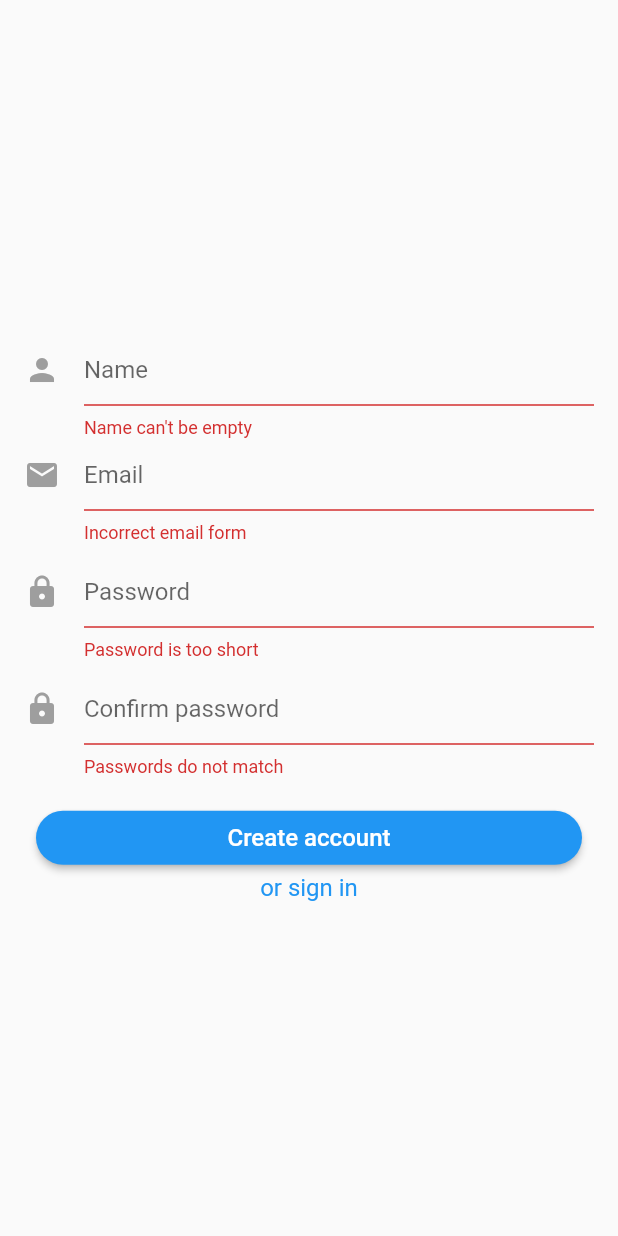
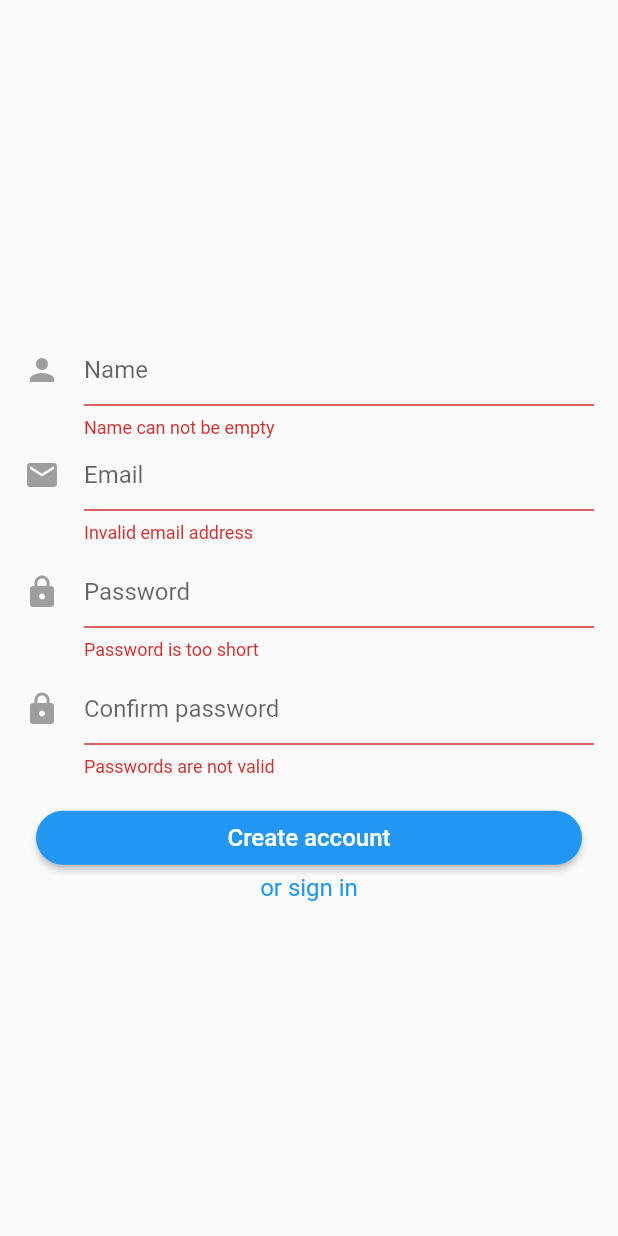
Before and after one commit to litslink/flutter-firebase-auth-blueprint, a Flutter app: the SignUpWidget screen opened by its route, after a tap on "Create account", on a phone screen of 412 x 824 dp. Run offline on Flutter 3.47's test engine with Material 2 defaults, Android fonts, the phone set to English and light mode, and no system bars; our stand-ins replace bloc, equatable, firebase_auth, firebase_database, firebase_storage, flutter_bloc and 2 more; accounts and stored records are empty.

Commit message:
Refactored verification in sign up screen

```diff
--- a/lib/data/util/validation/validators.dart
+++ b/lib/data/util/validation/validators.dart
@@ -18,3 +18,9 @@ class PasswordValidator implements Validator {
   @override
   bool validate(String input) => input.length >= 8;
 }
+
+class NameValidator implements Validator {
+
+  @override
+  bool validate(String input) => input.isNotEmpty;
+}
--- a/lib/features/auth/sign_in/sign_in_widget.dart
+++ b/lib/features/auth/sign_in/sign_in_widget.dart
@@ -55,7 +55,8 @@ class SignInWidget extends StatelessWidget {
     );
   }
 
-  Widget _buildSignInForm(BuildContext context, bool isEmailValid, bool isPasswordValid) {
+  Widget _buildSignInForm(BuildContext context,
+      bool isEmailValid, bool isPasswordValid) {
     return Column(
       mainAxisAlignment: MainAxisAlignment.center,
       children: <Widget>[
--- a/lib/features/auth/sign_up/sign_up_bloc.dart
+++ b/lib/features/auth/sign_up/sign_up_bloc.dart
@@ -1,5 +1,8 @@
 import 'package:bloc/bloc.dart';
 import 'package:flutter_firebase_auth_blueprint/data/repository/auth_repository.dart';
+import 'package:flutter_firebase_auth_blueprint/data/util/validation/validation_bloc.dart';
+import 'package:flutter_firebase_auth_blueprint/data/util/validation/validation_state.dart';
+import 'package:flutter_firebase_auth_blueprint/data/util/validation/validators.dart';
 import 'package:flutter_firebase_auth_blueprint/features/auth/sign_up/sign_up_event.dart';
 import 'package:flutter_firebase_auth_blueprint/features/auth/sign_up/sign_up_state.dart';
 
@@ -9,21 +12,62 @@ class SignUpBloc extends Bloc<SignUpEvent, SignUpState> {
 
   SignUpBloc(this.authRepository);
 
+  final _name = ValidationBloc(NameValidator());
+  final _email = ValidationBloc(EmailValidator());
+  final _password = ValidationBloc(PasswordValidator());
+  final _confirmPassword = ValidationBloc(PasswordValidator());
+
   @override
-  SignUpState get initialState => SignUpForm();
+  SignUpState get initialState => SignUpForm(true, true, true, true);
 
   @override
   Stream<SignUpState> mapEventToState(SignUpEvent event) async* {
-    if (event is SignUp) {
+    if (event is NameChanged) {
+      _name.add(event.name);
+      yield SignUpForm(true, true, true, true);
+    } else if (event is EmailChanged) {
+      _email.add(event.email);
+      yield SignUpForm(true, true, true, true);
+    } else if (event is PasswordChanged) {
+      _password.add(event.password);
+      yield SignUpForm(true, true, true, true);
+    } else if (event is ConfirmPasswordChanged) {
+      _confirmPassword.add(event.password);
+      yield SignUpForm(true, true, true, true);
+    } else if (event is SignUp) {
       yield Loading();
       try {
-        await authRepository.signUp(event.name, event.email, event.password);
-        yield Authenticated();
+        bool isPasswordEquals() {
+          return (_password.state as Valid).text
+              == (_confirmPassword.state as Valid).text;
+        }
+        if (_name.state is Valid
+            && _email.state is Valid
+            && _password.state is Valid
+            && _confirmPassword.state is Valid
+            && isPasswordEquals()
+        ) {
+          await authRepository.signUp(
+              (_name.state as Valid).text,
+              (_email.state as Valid).text,
+              (_password.state as Valid).text
+          );
+          yield Authenticated();
+        } else {
+          yield SignUpForm(
+            _name.state is Valid,
+            _email.state is Valid,
+            _password.state is Valid,
+            _confirmPassword.state is Valid &&
+                (_confirmPassword.state as Valid).text
+                    == (_password.state as Valid).text
+          );
+        }
       // ignore: avoid_catches_without_on_clauses
       } catch (e) {
         print(e);
         yield AuthError();
-        yield SignUpForm();
+        yield SignUpForm(true, true, true, true);
       }
     } else if (event is SignIn) {
       yield SignInRedirect();
--- a/lib/features/auth/sign_up/sign_up_event.dart
+++ b/lib/features/auth/sign_up/sign_up_event.dart
@@ -1,11 +1,29 @@
 abstract class SignUpEvent {}
 
-class SignUp extends SignUpEvent {
+class NameChanged extends SignUpEvent {
   final String name;
+
+  NameChanged(this.name);
+}
+
+class EmailChanged extends SignUpEvent {
   final String email;
+
+  EmailChanged(this.email);
+}
+
+class PasswordChanged extends SignUpEvent {
   final String password;
 
-  SignUp(this.name, this.email, this.password);
+  PasswordChanged(this.password);
 }
 
+class ConfirmPasswordChanged extends SignUpEvent {
+  final String password;
+
+  ConfirmPasswordChanged(this.password);
+}
+
+class SignUp extends SignUpEvent {}
+
 class SignIn extends SignUpEvent {}
--- a/lib/features/auth/sign_up/sign_up_state.dart
+++ b/lib/features/auth/sign_up/sign_up_state.dart
@@ -1,6 +1,14 @@
 abstract class SignUpState {}
 
-class SignUpForm extends SignUpState {}
+class SignUpForm extends SignUpState {
+  final bool isNameValid;
+  final bool isEmailValid;
+  final bool isPasswordValid;
+  final bool isConfirmPasswordValid;
+
+  SignUpForm(this.isNameValid, this.isEmailValid,
+      this.isPasswordValid, this.isConfirmPasswordValid);
+}
 
 class Loading extends SignUpState {}
 
--- a/lib/features/auth/sign_up/sign_up_widget.dart
+++ b/lib/features/auth/sign_up/sign_up_widget.dart
@@ -12,11 +12,6 @@ import 'package:provider/provider.dart';
 class SignUpWidget extends StatelessWidget {
   static final String route = '/sign_up';
 
-  final _formKey = GlobalKey<FormState>();
-  final _nameController = TextEditingController();
-  final _emailController = TextEditingController();
-  final _passwordController = TextEditingController();
-
   @override
   Widget build(BuildContext context) {
     final authRepository = Provider.of<AuthRepository>(context);
@@ -24,7 +19,7 @@ class SignUpWidget extends StatelessWidget {
       body: BlocProvider(
         create: (_) => SignUpBloc(authRepository),
         child: BlocConsumer<SignUpBloc, SignUpState>(
-          listener: (_, state) {
+          listener: (context, state) {
             if (state is Authenticated) {
               Navigator.of(context).popAndPushNamed(HomeWidget.route);
             } else if (state is SignInRedirect) {
@@ -42,7 +37,9 @@ class SignUpWidget extends StatelessWidget {
           // ignore: missing_return
           builder: (context, state) {
             if (state is SignUpForm) {
-              return _buildSignUpForm(context);
+              return _buildSignUpForm(context,
+                  state.isNameValid, state.isEmailValid,
+                  state.isPasswordValid, state.isConfirmPasswordValid);
             } else if (state is Loading) {
               return Center(child: CircularProgressIndicator());
             }
@@ -52,10 +49,10 @@ class SignUpWidget extends StatelessWidget {
     );
   }
 
-  Widget _buildSignUpForm(BuildContext context) {
-    return Form(
-      key: _formKey,
-      child: Column(
+  Widget _buildSignUpForm(BuildContext context,
+      bool isNameValid, bool isEmailValid,
+      bool isPasswordValid, bool isConfirmPasswordValid) {
+    return Column(
       mainAxisAlignment: MainAxisAlignment.center,
       crossAxisAlignment: CrossAxisAlignment.center,
       children: <Widget>[
@@ -71,11 +68,13 @@ class SignUpWidget extends StatelessWidget {
                   Icons.person,
                   color: Colors.grey,
                 ),
-                  helperText: ' '
+                helperText: ' ',
+                errorText: isNameValid ? null : 'Name can not be empty',
             ),
-              validator: (value) => value.isEmpty
-                  ? 'Name can\'t be empty' : null,
-              controller: _nameController,
+            onChanged: (value) {
+              final event = NameChanged(value);
+              BlocProvider.of<SignUpBloc>(context).add(event);
+            },
           ),
         ),
         Padding(
@@ -90,12 +89,13 @@ class SignUpWidget extends StatelessWidget {
                   Icons.mail,
                   color: Colors.grey,
                 ),
-                  helperText: ' '
+                helperText: ' ',
+                errorText: isEmailValid ? null : 'Invalid email address',
             ),
-              validator: (value) => _validateEmail(value)
-                  ? null
-                  : 'Incorrect email form',
-              controller: _emailController,
+            onChanged: (value) {
+              final event = EmailChanged(value);
+              BlocProvider.of<SignUpBloc>(context).add(event);
+            },
           ),
         ),
         Padding(
@@ -110,12 +110,13 @@ class SignUpWidget extends StatelessWidget {
                   Icons.lock,
                   color: Colors.grey,
                 ),
-                  helperText: ' '
+                helperText: ' ',
+                errorText: isPasswordValid ? null : 'Password is too short',
             ),
-              validator: (value) => _validatePassword(value)
-                  ? null
-                  : 'Password is too short',
-              controller: _passwordController,
+            onChanged: (value) {
+              final event = PasswordChanged(value);
+              BlocProvider.of<SignUpBloc>(context).add(event);
+            },
           ),
         ),
         Padding(
@@ -130,14 +131,13 @@ class SignUpWidget extends StatelessWidget {
                   Icons.lock,
                   color: Colors.grey,
                 ),
-                  helperText: ' '
+                helperText: ' ',
+                errorText: isConfirmPasswordValid
+                    ? null : 'Passwords are not valid',
             ),
-              validator: (value) {
-                if (value.isEmpty || value != _passwordController.text) {
-                  return 'Passwords do not match';
-                } else {
-                  return null;
-                }
+            onChanged: (value) {
+              final event = ConfirmPasswordChanged(value);
+              BlocProvider.of<SignUpBloc>(context).add(event);
             },
           ),
         ),
@@ -155,14 +155,8 @@ class SignUpWidget extends StatelessWidget {
                       style: TextStyle(fontSize: 16, color: Colors.white)
                   ),
                   onPressed: () {
-                      if (_formKey.currentState.validate()) {
-                        final event = SignUp(
-                          _nameController.text,
-                          _emailController.text,
-                          _passwordController.text
-                        );
+                    final event = SignUp();
                     BlocProvider.of<SignUpBloc>(context).add(event);
-                      }
                   },
                 ),
               ),
@@ -179,17 +173,6 @@ class SignUpWidget extends StatelessWidget {
           ),
         )
       ],
-      ),
     );
   }
-
-  bool _validateEmail(String email) {
-    return RegExp(
-        r"^[a-zA-Z0-9.a-zA-Z0-9.!#$%&'*+-/=?^_`{|}~]+@[a-zA-Z0-9]+\.[a-zA-Z]+"
-    ).hasMatch(email);
 }
-
-  bool _validatePassword(String password) {
-    return password.length > 8;
-  }
-}
```
Lines whose indentation alone changed are shown as unchanged.
